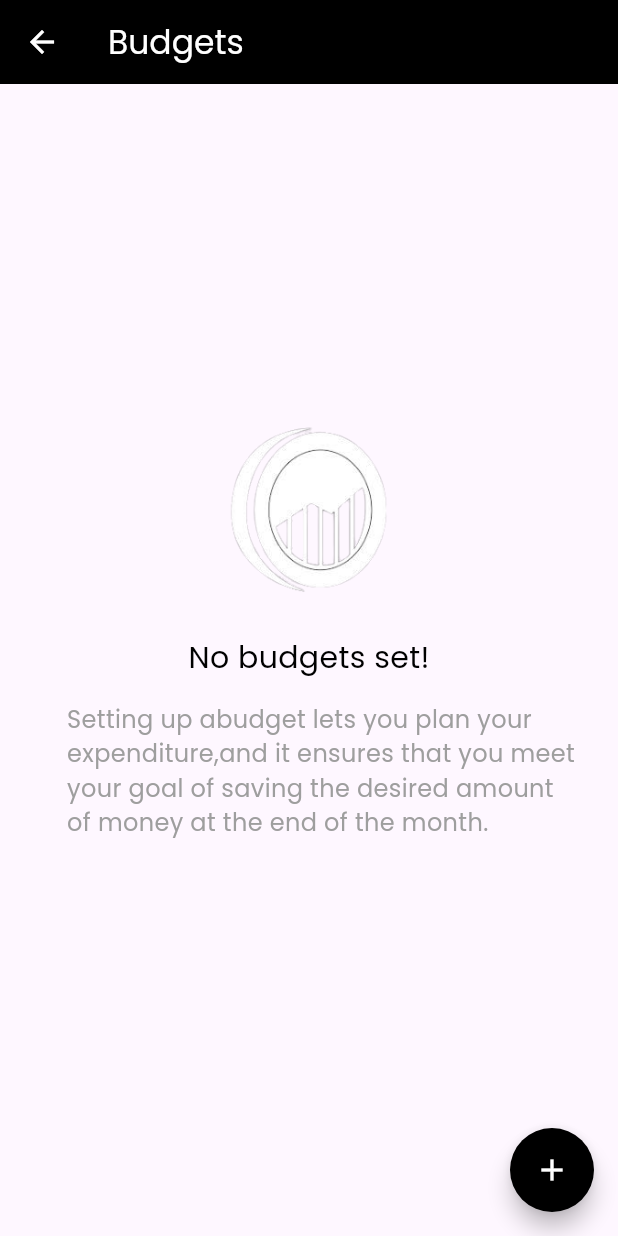
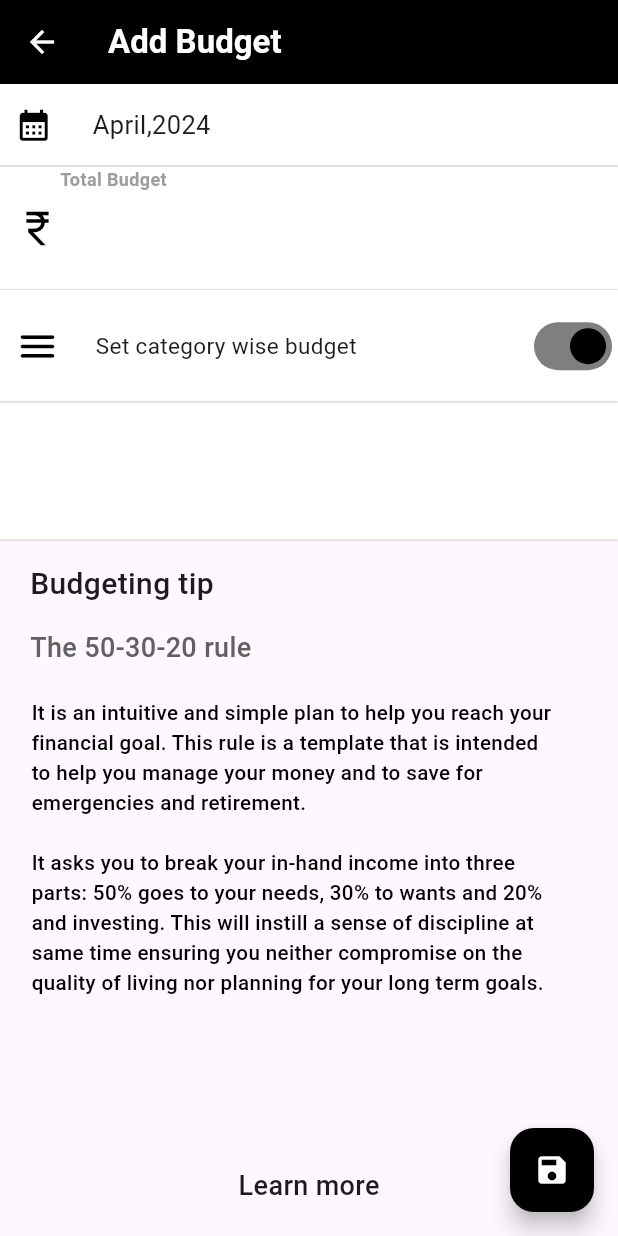
Before and after one commit to MauryaAayush/budget_tracker_app, a Flutter app: the Budgets screen opened by its route, after a tap on the "add" icon, on a phone screen of 412 x 824 dp. Run offline on Flutter 3.47's test engine with Material 3 defaults, Android fonts, the light colour scheme and no system bars; our stand-ins replace google_fonts, image_picker, pie_chart; missing offline and left inert: curved_nav_bar.

Commit message:
Radhey Radhey

```diff
--- a/lib/main.dart
+++ b/lib/main.dart
@@ -2,6 +2,7 @@ import 'package:budget_tracker_app/utils/color.dart';
 import 'package:budget_tracker_app/view/screens/About/about.dart';
 import 'package:budget_tracker_app/view/screens/Account/Account.dart';
 import 'package:budget_tracker_app/view/screens/Add_Transaction/Add-transaction.dart';
+import 'package:budget_tracker_app/view/screens/Add_budget/AddBudget.dart';
 import 'package:budget_tracker_app/view/screens/Refrencial/refrence1.dart';
 import 'package:budget_tracker_app/view/screens/Setting/setting.dart';
 import 'package:budget_tracker_app/view/screens/SplashScreen/intro_get_start.dart';
@@ -67,6 +68,7 @@ class BudgetTracker extends StatelessWidget {
           '/transationa': (context) => const Transationa(),
           '/budgets': (context) => const Budgets(),
           '/tags': (context) => const Tags(),
+          '/AddBudget':(context) => const AddBudget(),
         },
       ),
     );
--- /dev/null
+++ b/lib/view/screens/Add_budget/AddBudget.dart
@@ -0,0 +1,215 @@
+import 'package:flutter/cupertino.dart';
+import 'package:flutter/material.dart';
+
+class AddBudget extends StatefulWidget {
+  const AddBudget({super.key});
+
+  @override
+  State<AddBudget> createState() => _AddBudgetState();
+}
+bool click=true;
+
+class _AddBudgetState extends State<AddBudget> {
+  @override
+  Widget build(BuildContext context) {
+    double height = MediaQuery.of(context).size.height;
+    double width = MediaQuery.of(context).size.width;
+    return Scaffold(
+      floatingActionButton: FloatingActionButton(
+
+        backgroundColor: Colors.black,
+        child: Icon(Icons.save,color: Colors.white,),
+        onPressed: () {
+          setState(() {
+
+
+          });
+
+        },
+      ),
+      appBar: AppBar(
+        backgroundColor: Colors.black,
+        leading: IconButton(
+            onPressed: () {
+              setState(() {
+                Navigator.pop(context);
+              });
+            },
+            icon: Icon(
+              Icons.arrow_back,
+              color: Colors.white,
+            )),
+        title: Text(
+          'Add Budget',
+          style: TextStyle(fontWeight: FontWeight.w600, color: Colors.white),
+        ),
+      ),
+      body: Column(
+        children: [
+          Container(
+            height: height / 15,
+            width: width / 1,
+            decoration:
+            BoxDecoration(color: Colors.white, boxShadow: [BoxShadow()]),
+            child: Row(
+              children: [
+                SizedBox(
+                  width: 10,
+                ),
+                Icon(
+                  Icons.calendar_month,
+                  color: Colors.black,
+                  size: 25,
+                ),
+                Text(
+                  '      April,2024',
+                  style: TextStyle(fontWeight: FontWeight.w400, fontSize: 17),
+                )
+              ],
+            ),
+          ),
+          // input
+          Container(
+            height: height / 10,
+            width: width / 1,
+            decoration:
+            BoxDecoration(color: Colors.white, boxShadow: [BoxShadow(
+                offset: Offset(0, 0),
+                spreadRadius: 0.2,
+                blurRadius: 0.2,
+                color: Colors.grey
+            )]),
+            child: Row(
+              children: [
+                SizedBox(
+                  width: 10,
+                ),
+                Icon(
+                  Icons.currency_rupee_outlined,
+                  color: Colors.black,
+                  size: 30,
+                ),
+                Column(
+                  children: [
+                    Text(
+                      'Total Budget  ',
+                      style: TextStyle(
+                          fontWeight: FontWeight.w600,
+                          fontSize: 12,
+                          color: Colors.grey),
+                    ),
+
+                  ],
+                )
+              ],
+            ),
+          ),
+          Container(
+            height: height / 11,
+            width: width / 1,
+            decoration:
+            BoxDecoration(color: Colors.white, boxShadow: [BoxShadow(
+                offset: Offset(0, 0),
+                spreadRadius: 0.2,
+                blurRadius: 0.2,
+                color: Colors.grey
+            )]),
+            child: Row(
+              children: [
+                SizedBox(
+                  width: 10,
+                ),
+                Icon(
+                  Icons.menu_rounded,
+                  color: Colors.black,
+                  size: 30,
+                ),
+                Text('      Set category wise budget',style: TextStyle(
+                    fontSize: 15,
+                    fontWeight: FontWeight.w400
+                ),),
+                Spacer(),
+
+                Switch(value: click, activeColor: Colors.black, onChanged: (value) {
+                  setState(() {
+                    click=!click;
+                  });
+
+
+                },)
+              ],
+            ),
+          ),
+          Container(
+            height: height / 9,
+            width: width / 1,
+            decoration:
+            BoxDecoration(color: Colors.white, boxShadow: [BoxShadow(
+                offset: Offset(0, 0),
+                spreadRadius: 0.2,
+                blurRadius: 0.2,
+                color: Colors.grey
+            )]),
+
+          ),
+          Padding(
+            padding: const EdgeInsets.fromLTRB(20, 15, 0, 0),
+            child: Row(
+              children: [
+                Text('Budgeting tip',style: TextStyle(
+                    fontWeight: FontWeight.w500,
+                    fontSize: 20
+                ),)
+              ],
+            ),
+          ),
+          Padding(
+            padding: const EdgeInsets.fromLTRB(20, 15, 0, 0),
+            child: Row(
+              children: [
+                Text('The 50-30-20 rule',style: TextStyle(
+                    fontWeight: FontWeight.w500,
+                    fontSize: 18,
+                    color: Colors.grey.shade700
+                ),)
+              ],
+            ),
+          ),
+          SizedBox(height: 10,),
+          Padding(
+            padding: const EdgeInsets.all(10.0),
+            child: Row(
+              children: [
+                Text('   It is an intuitive and simple plan to help you reach your\n   financial goal. This rule is a template that is intended\n   to help you manage your money and to save for \n   emergencies and retirement.',style: TextStyle(
+                    fontWeight: FontWeight.w500,
+                    fontSize: height/60,
+                    color: Colors.black
+                ),)
+              ],
+            ),
+          ),
+          Padding(
+            padding: const EdgeInsets.all(10.0),
+            child: Row(
+              children: [
+                Text('   It asks you to break your in-hand income into three \n   parts: 50% goes to your needs, 30% to wants and 20% \n   and investing. This will instill a sense of discipline at\n   same time ensuring you neither compromise on the\n   quality of living nor planning for your long term goals.',style: TextStyle(
+                    fontWeight: FontWeight.w500,
+                    fontSize: height/60,
+                    color: Colors.black
+                ),)
+              ],
+            ),
+          ),
+          SizedBox(height: height/8,),
+          Center(child: Text('Learn more',style: TextStyle(
+              fontWeight: FontWeight.w500,
+              fontSize: 18
+          ),),),
+
+
+
+        ],
+      ),
+    );
+  }
+}
--- a/lib/view/screens/analyticsScreen/main_analytics.dart
+++ b/lib/view/screens/analyticsScreen/main_analytics.dart
@@ -143,14 +143,16 @@ class _MainAnalyticsState extends State<MainAnalytics> {
                     icon: Icon(Icons.arrow_forward_ios)),
               ],
             ),
-            Container(
-              height: height / 1.5,
+            Expanded(
+              child: Container(
+                // height: height / 1.5,
                 child: IndexedStack(
                   index: analyticsIndexedStack,
                   children: [
                     Analytics2(),
                     AnalyticsScreen(),
                   ],
+                ),
               ),
             )
           ],
--- a/lib/view/screens/moreScreen/budget.dart
+++ b/lib/view/screens/moreScreen/budget.dart
@@ -17,8 +17,9 @@ class _BudgetsState extends State<Budgets> {
       floatingActionButton: FloatingActionButton(
         shape: CircleBorder(),
         backgroundColor: Colors.black,
-
-        onPressed: () {},
+        onPressed: () {
+          Navigator.pushNamed(context, '/AddBudget');
+        },
         child: Icon(
           Icons.add,
           color: Colors.white,
--- a/lib/view/screens/moreScreen/more.dart
+++ b/lib/view/screens/moreScreen/more.dart
@@ -440,13 +440,20 @@ class _MoreScreenState extends State<MoreScreen> {
                       title: Text("Settings"),
                     ),
                   ),
-                  ListTile(
-                    leading: Icon(
-                      Icons.campaign_outlined,
-                      size: height * 0.032,
-                      color: Colors.black54,
+                  InkWell(
+                    onTap: () {
+                      setState(() {
+                        Navigator.pushNamed(context, '/Referrals');
+                      });
+                    },
+                    child: ListTile(
+                      leading: Icon(
+                        Icons.campaign_outlined,
+                        size: height * 0.032,
+                        color: Colors.black54,
+                      ),
+                      title: Text("Referrals"),
                     ),
-                    title: Text("Referrals"),
                   ),
                   ListTile(
                     leading: Icon(
```
Lines whose indentation alone changed are shown as unchanged.
